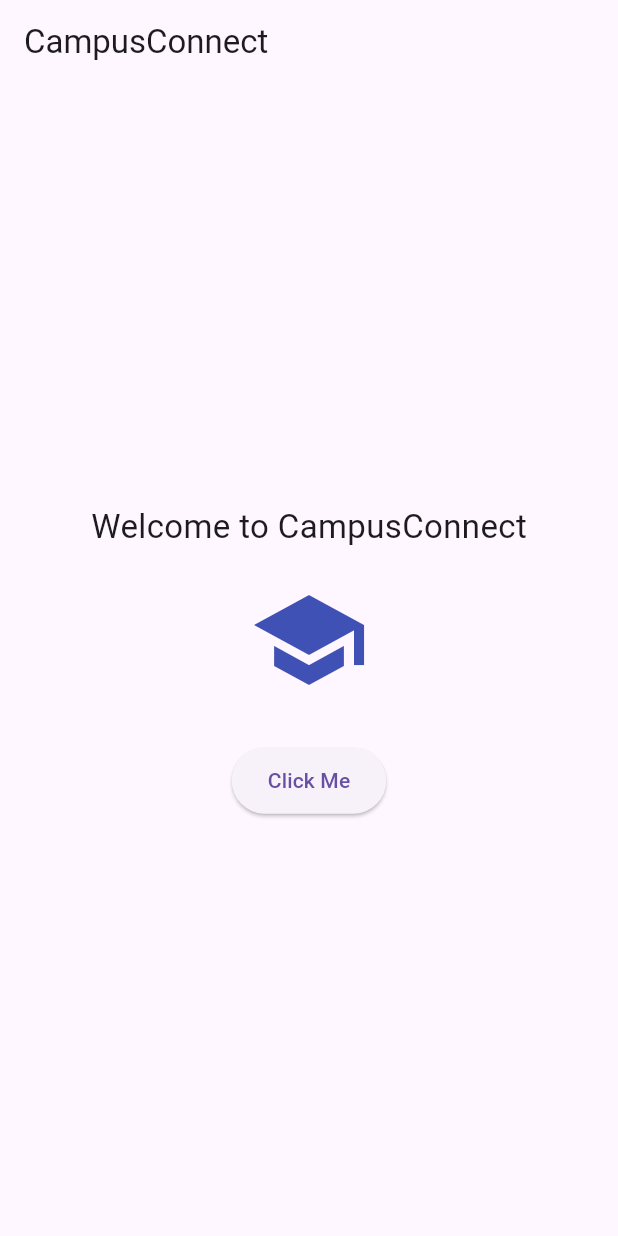
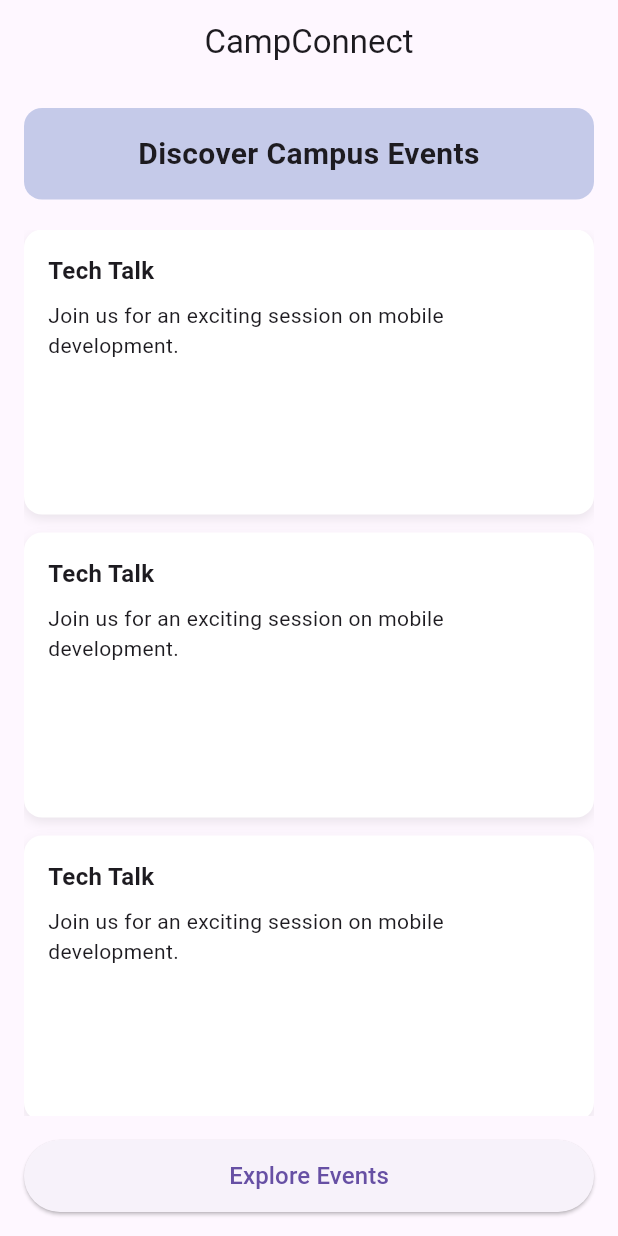
Before and after one commit to kalviumcommunity/S44-0126-Alpha-Full-Stack-With-FlutterAnd-Firebase-CampConnect, a Flutter app: the screen it shows after launch, on a phone screen of 412 x 824 dp. Run offline on Flutter 3.47's test engine with Material 3 defaults, Android fonts, the phone set to English and light mode, and no system bars.

Commit message:
feat: implemented responsive Flutter UI layout with adaptive design

```diff
--- a/camp_connect/lib/main.dart
+++ b/camp_connect/lib/main.dart
@@ -1,5 +1,5 @@
+import 'package:camp_connect/screens/responsive_home.dart';
 import 'package:flutter/material.dart';
-import 'screens/welcome_screen.dart';
 
 void main() {
   runApp(const MyApp());
@@ -11,10 +11,10 @@ class MyApp extends StatelessWidget {
   @override
   Widget build(BuildContext context) {
     return MaterialApp(
-      title: 'CampusConnect',
+      title: 'CampConnect',
       debugShowCheckedModeBanner: false,
       theme: ThemeData(primarySwatch: Colors.indigo),
-      home: const WelcomeScreen(),
+      home: const ResponsiveHome(),
     );
   }
 }
--- /dev/null
+++ b/camp_connect/lib/screens/responsive_home.dart
@@ -0,0 +1,123 @@
+import 'package:flutter/material.dart';
+
+class ResponsiveHome extends StatelessWidget {
+  const ResponsiveHome({super.key});
+
+  @override
+  Widget build(BuildContext context) {
+    final screenSize = MediaQuery.of(context).size;
+    final isTablet = screenSize.width > 600;
+
+    return Scaffold(
+      appBar: AppBar(title: const Text('CampConnect'), centerTitle: true),
+      body: Padding(
+        padding: EdgeInsets.all(isTablet ? 24 : 16),
+        child: LayoutBuilder(
+          builder: (context, constraints) {
+            return Column(
+              children: [
+                /// HEADER
+                Container(
+                  width: double.infinity,
+                  padding: const EdgeInsets.all(16),
+                  decoration: BoxDecoration(
+                    color: Colors.indigo.shade100,
+                    borderRadius: BorderRadius.circular(12),
+                  ),
+                  child: Text(
+                    'Discover Campus Events',
+                    textAlign: TextAlign.center,
+                    style: TextStyle(
+                      fontSize: isTablet ? 26 : 20,
+                      fontWeight: FontWeight.bold,
+                    ),
+                  ),
+                ),
+
+                const SizedBox(height: 20),
+
+                /// MAIN CONTENT
+                Expanded(
+                  child: isTablet
+                      ? GridView.count(
+                          crossAxisCount: 2,
+                          crossAxisSpacing: 16,
+                          mainAxisSpacing: 16,
+                          children: List.generate(
+                            4,
+                            (index) => _EventCard(isTablet: isTablet),
+                          ),
+                        )
+                      : ListView.separated(
+                          itemCount: 4,
+                          separatorBuilder: (context, index) =>
+                              const SizedBox(height: 12),
+                          itemBuilder: (_, index) =>
+                              _EventCard(isTablet: isTablet),
+                        ),
+                ),
+
+                const SizedBox(height: 16),
+
+                /// FOOTER / ACTION
+                SizedBox(
+                  width: double.infinity,
+                  height: isTablet ? 56 : 48,
+                  child: ElevatedButton(
+                    onPressed: () {},
+                    child: Text(
+                      'Explore Events',
+                      style: TextStyle(fontSize: isTablet ? 18 : 16),
+                    ),
+                  ),
+                ),
+              ],
+            );
+          },
+        ),
+      ),
+    );
+  }
+}
+
+class _EventCard extends StatelessWidget {
+  final bool isTablet;
+
+  const _EventCard({required this.isTablet});
+
+  @override
+  Widget build(BuildContext context) {
+    return AspectRatio(
+      aspectRatio: isTablet ? 3 / 2 : 4 / 2,
+      child: Container(
+        padding: const EdgeInsets.all(16),
+        decoration: BoxDecoration(
+          color: Colors.white,
+          borderRadius: BorderRadius.circular(12),
+          boxShadow: [
+            BoxShadow(
+              color: Colors.black.withValues(alpha: 0.08),
+              blurRadius: 6,
+              offset: const Offset(0, 3),
+            ),
+          ],
+        ),
+        child: Column(
+          crossAxisAlignment: CrossAxisAlignment.start,
+          children: const [
+            Text(
+              'Tech Talk',
+              style: TextStyle(fontWeight: FontWeight.bold, fontSize: 16),
+            ),
+            SizedBox(height: 8),
+            Text(
+              'Join us for an exciting session on mobile development.',
+              maxLines: 2,
+              overflow: TextOverflow.ellipsis,
+            ),
+          ],
+        ),
+      ),
+    );
+  }
+}
--- a/camp_connect/lib/screens/welcome_screen.dart
+++ b/camp_connect/lib/screens/welcome_screen.dart
@@ -20,7 +20,7 @@ class _WelcomeScreenState extends State<WelcomeScreen> {
   @override
   Widget build(BuildContext context) {
     return Scaffold(
-      appBar: AppBar(title: const Text('CampusConnect')),
+      appBar: AppBar(title: const Text('CampConnect')),
       body: Center(
         child: Column(
           mainAxisAlignment: MainAxisAlignment.center,
```
Also changed, not shown: camp_connect/assets/responsive_landscape.png (added), camp_connect/assets/responsive_phone.png (added), camp_connect/assets/responsive_tablet.png (added), 2 other files.
